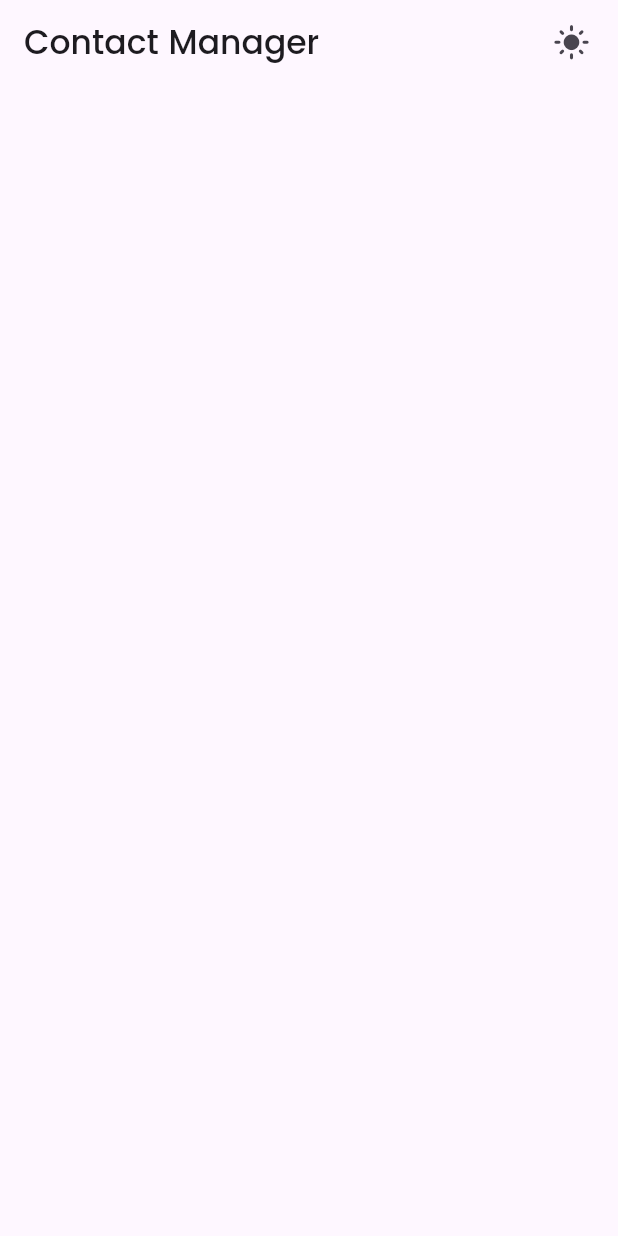
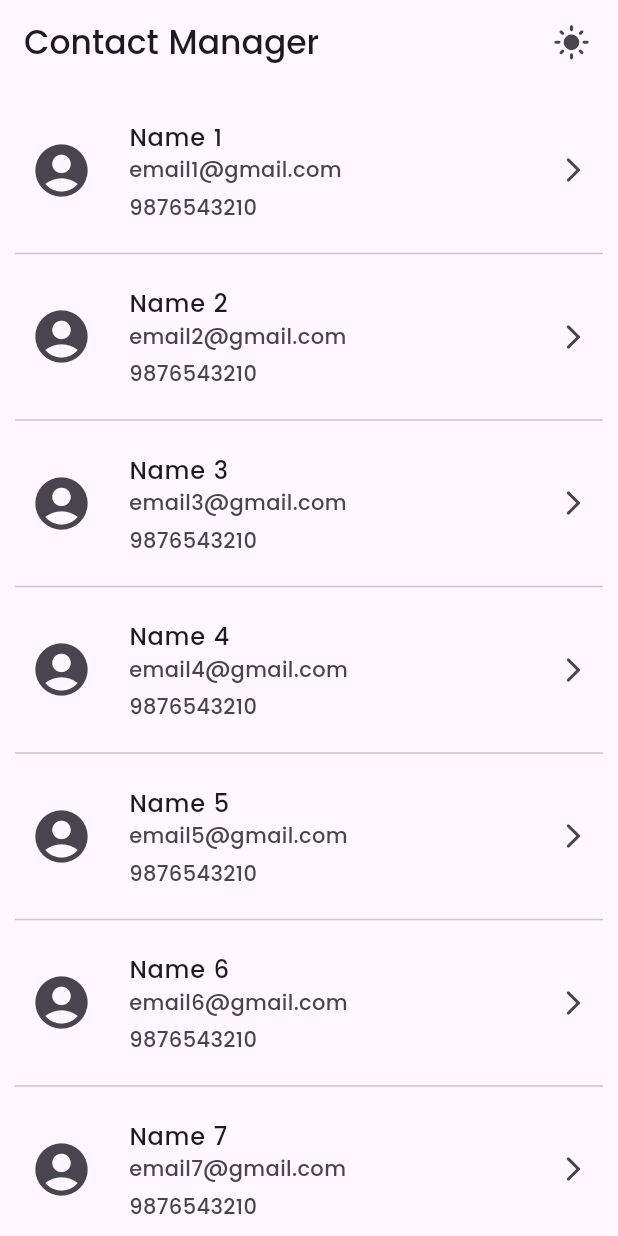
Before and after one commit to MohamdAshiq/contact_manager_app, a Flutter app: the screen it shows after launch, on a phone screen of 412 x 824 dp. Run offline on Flutter 3.47's test engine with Material 3 defaults, Android fonts, the phone set to English and light mode, and no system bars; our stand-ins replace shared_preferences.

Commit message:
Created Initial Home Screen layout

```diff
--- a/lib/screens/home_page.dart
+++ b/lib/screens/home_page.dart
@@ -23,6 +23,32 @@ class HomePage extends StatelessWidget {
           SizedBox(width: 7),
         ],
       ),
+      body: SafeArea(
+        child: ListView.separated(
+          separatorBuilder: (context, index) => Divider(),
+          padding: EdgeInsets.all(10),
+          itemCount: 10,
+          itemBuilder: (context, index) => ListTile(
+            onTap: () {},
+            shape: RoundedRectangleBorder(
+              borderRadius: BorderRadius.circular(10),
+            ),
+            leading: Icon(Icons.account_circle, size: 42),
+            minLeadingWidth: 50,
+            contentPadding: EdgeInsets.symmetric(vertical: 5, horizontal: 10),
+            title: Text("Name ${index + 1}"),
+            subtitle: Column(
+              spacing: 5,
+              crossAxisAlignment: CrossAxisAlignment.start,
+              children: [
+                Text("email${index + 1}@gmail.com"),
+                Text("9876543210"),
+              ],
+            ),
+            trailing: Icon(Icons.arrow_forward_ios_rounded, size: 20),
+          ),
+        ),
+      ),
     );
   }
 }
```
